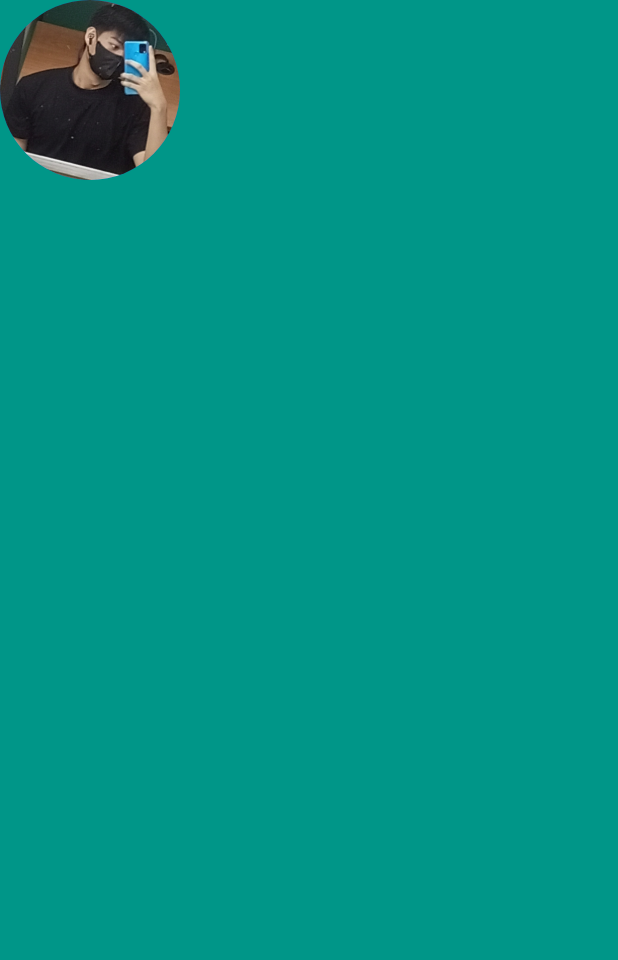
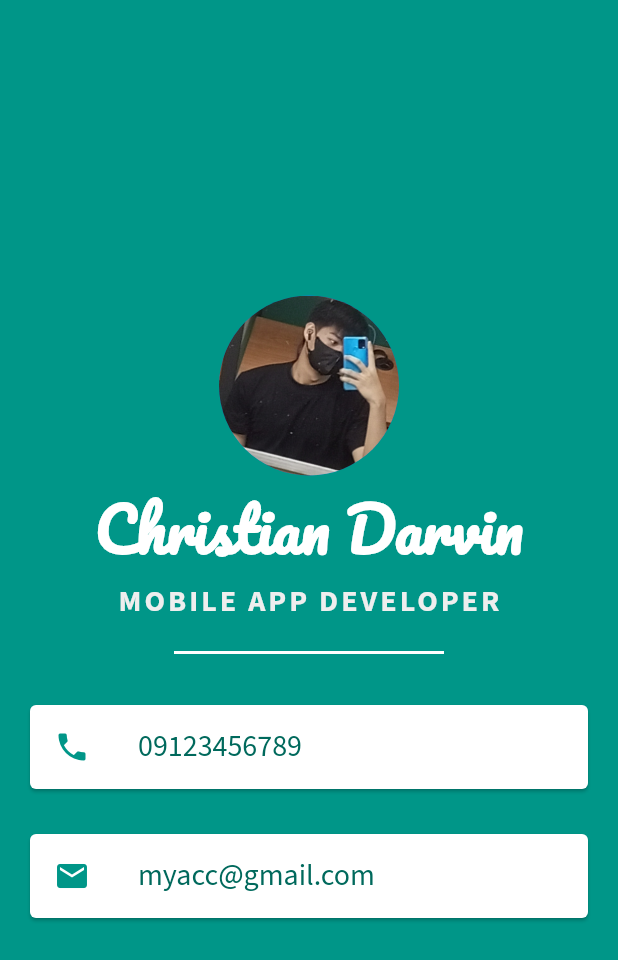
Before and after one commit to christiandarvs/Mi_Card_Udemy_Flutter, a Flutter app: the screen it shows after launch, on a phone screen of 412 x 824 dp. Shown: the top 960 px of the screen. Run offline on Flutter 3.47's test engine with Material 2 defaults, Android fonts, the phone set to English and light mode, and no system bars; our stand-ins replace google_fonts.

Commit message:
add googlefonts, edit row to list tile, finish app

```diff
--- a/lib/main.dart
+++ b/lib/main.dart
@@ -1,4 +1,5 @@
 import 'package:flutter/material.dart';
+import 'package:google_fonts/google_fonts.dart';
 
 void main() => runApp(const MyApp());
 
@@ -12,14 +13,71 @@ class MyApp extends StatelessWidget {
       home: Scaffold(
         backgroundColor: Colors.teal,
         body: SafeArea(
+          child: Center(
             child: Column(
-          children: const [
-            CircleAvatar(
-              radius: 60.0,
-              backgroundImage: AssetImage('images/IMG_20220908_150825_008.jpg'),
-            )
-          ],
-        )),
+              mainAxisAlignment: MainAxisAlignment.center,
+              children: [
+                const CircleAvatar(
+                  radius: 60.0,
+                  backgroundImage:
+                      AssetImage('images/IMG_20220908_150825_008.jpg'),
+                ),
+                Text(
+                  'Christian Darvin',
+                  style: GoogleFonts.pacifico(
+                      color: Colors.white,
+                      fontWeight: FontWeight.bold,
+                      fontSize: 40.0),
+                ),
+                Text(
+                  'Mobile App Developer'.toUpperCase(),
+                  style: GoogleFonts.sourceSansPro(
+                      color: Colors.grey.shade200,
+                      fontSize: 20.0,
+                      fontWeight: FontWeight.bold,
+                      letterSpacing: 2.0),
+                ),
+                const SizedBox(
+                  height: 40,
+                  width: 180,
+                  child: Divider(
+                    color: Colors.white,
+                    thickness: 2,
+                  ),
+                ),
+                Card(
+                    margin: const EdgeInsets.symmetric(
+                        horizontal: 20.0, vertical: 15.0),
+                    child: ListTile(
+                      leading: const Icon(
+                        Icons.phone,
+                        color: Colors.teal,
+                      ),
+                      title: Text(
+                        '09123456789',
+                        style: GoogleFonts.sourceSansPro(
+                            color: Colors.teal.shade800, fontSize: 20),
+                      ),
+                    )),
+                Card(
+                  margin: const EdgeInsets.symmetric(
+                      horizontal: 20.0, vertical: 15.0),
+                  child: ListTile(
+                    leading: const Icon(
+                      Icons.email,
+                      color: Colors.teal,
+                    ),
+                    title: Text(
+                      'myacc@gmail.com',
+                      style: GoogleFonts.sourceSansPro(
+                          color: Colors.teal.shade800, fontSize: 20),
+                    ),
+                  ),
+                ),
+              ],
+            ),
+          ),
+        ),
       ),
     );
   }
```
Also changed, not shown: pubspec.yaml (+4 -11 lines), pubspec.lock, 1 other file.
